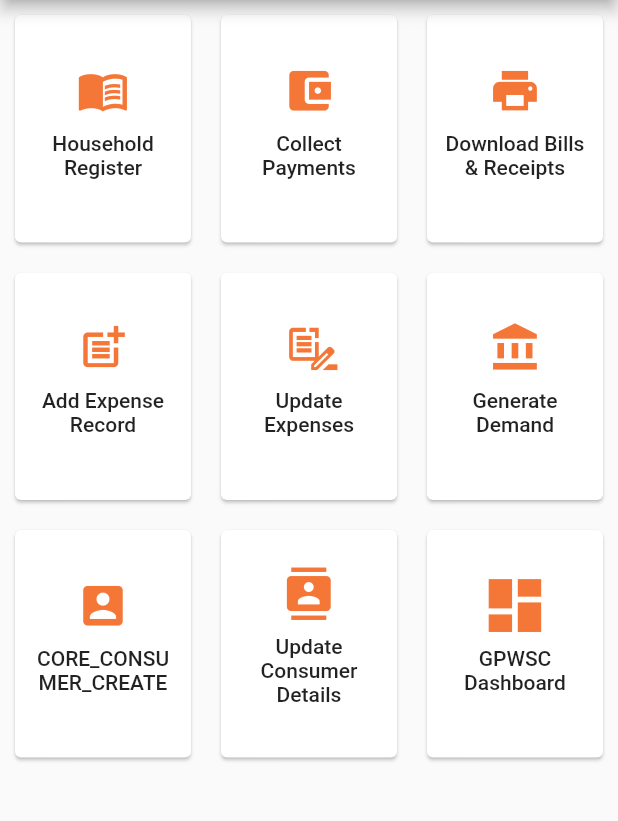
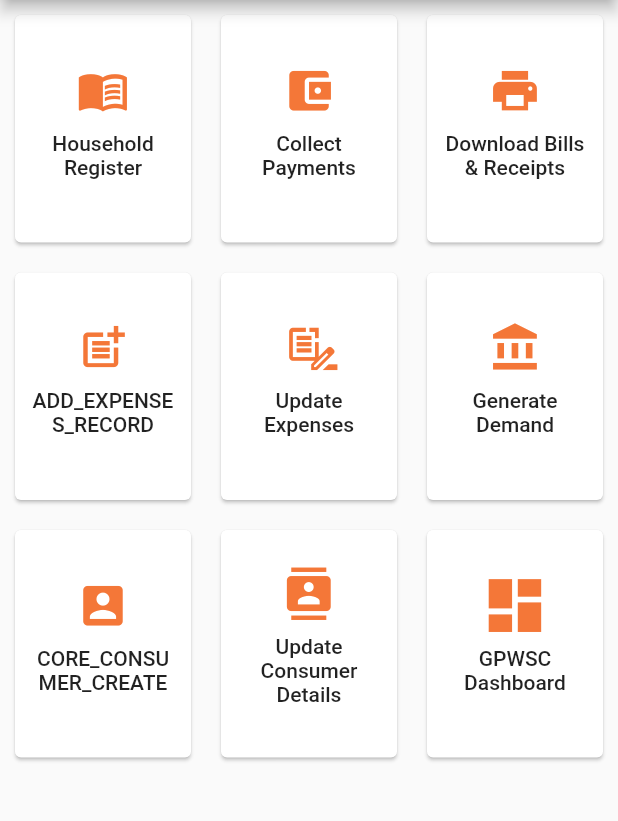
Before and after one commit to egovernments/punjab-mgramseva, a Flutter app: the Home screen opened by its route, on a phone screen of 412 x 824 dp, the part 84-905 px from its top. Run offline on Flutter 3.47's test engine with Material 2 defaults, Android fonts, the phone set to English and light mode, and no system bars; our stand-ins replace datetime_picker_formfield, file_picker, flutter_secure_storage, flutter_spinkit, flutter_svg, flutter_typeahead and 2 more; missing offline and left inert: horizontal_data_table, universal_html; accounts and stored records are empty; network calls fail.

Commit message:
Added localization label for Add expense home item

```diff
--- a/frontend/mgramseva/lib/utils/Constants/I18KeyConstants.dart
+++ b/frontend/mgramseva/lib/utils/Constants/I18KeyConstants.dart
@@ -75,6 +75,7 @@ class Expense{
   String get PAYMENT_DATE => 'CORE_EXPENSE_PAYMENT_DATE';
   String get EXPENSE_DETAILS => 'CORE_EXPENSE_EXPENSE_DETAILS';
   String get PROVIDE_INFO_TO_CREATE_EXPENSE => 'CORE_EXPENSE_PROVIDE_INFO_TO_CREATE_EXPENSE';
+  String get ADD_EXPENSES_RECORD => 'ADD_EXPENSES_RECORD'; /// Add Expense Record
 }
 
 class CreateConsumer{
--- a/frontend/mgramseva/lib/utils/constants.dart
+++ b/frontend/mgramseva/lib/utils/constants.dart
@@ -28,7 +28,7 @@ class Constants {
     HomeItem("Household Register", HomeIcons.hhregister, ''),
     HomeItem("Collect Payments", HomeIcons.collectpayment, 'household/search'),
     HomeItem("Download Bills & Receipts", HomeIcons.printreciept, ''),
-    HomeItem("Add Expense Record", HomeIcons.addexpenses, 'expenses/add'),
+    HomeItem("ADD_EXPENSES_RECORD", HomeIcons.addexpenses, 'expenses/add'),
     HomeItem("Update Expenses", HomeIcons.updateexpenses, ''),
     HomeItem("Generate Demand", HomeIcons.generaedemand, 'bill/generate'),
     HomeItem("CORE_CONSUMER_CREATE", HomeIcons.createconsumer, 'consumer/create'),
```
